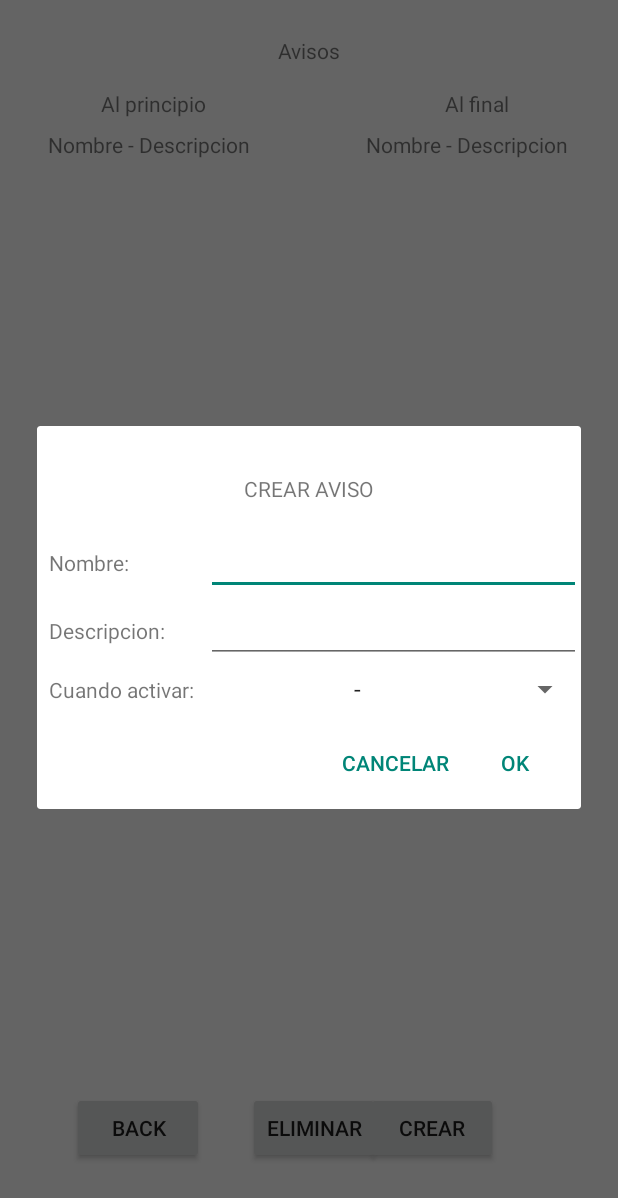
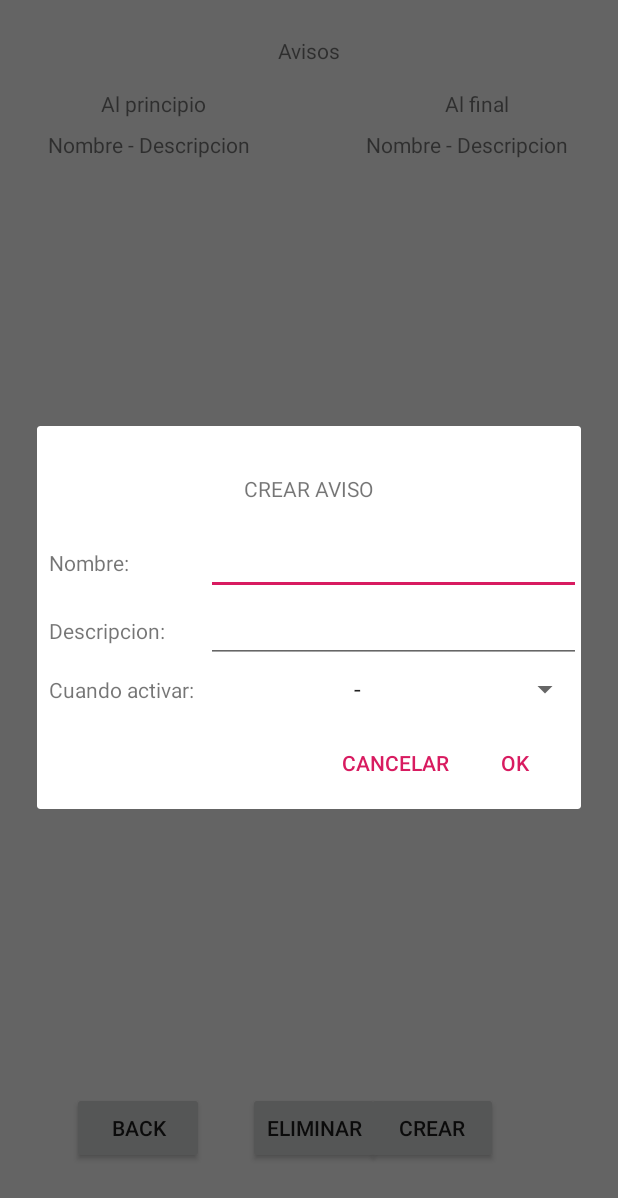
Before and after one commit to MarselBola/IPO3ahh, an Android app: the Avisos screen opened directly, with no data from a screen before it, after a tap on "CREAR", on a phone screen of 412 x 824 dp. Shown: the top 1198 px of the screen. Run offline under Robolectric (Android 15) with nearby library versions, the phone set to English and light mode, and no system bars.

Commit message:
Colores añadidos en el theme

```diff
--- a/app/src/main/AndroidManifest.xml
+++ b/app/src/main/AndroidManifest.xml
@@ -37,7 +37,10 @@
             android:name=".AddMana"
             android:theme="@style/OurTheme">
         </activity>
-        <activity android:name=".InGame">
+        <activity
+            android:name=".InGame"
+            >
+
         </activity>
 
     </application>
--- a/app/src/main/res/values/styles.xml
+++ b/app/src/main/res/values/styles.xml
@@ -2,6 +2,9 @@
 
     <!-- Base application theme. -->
     <style name="OurTheme" parent="@style/Theme.AppCompat.Light.NoActionBar">
+        <item name="colorPrimary">@color/colorPrimary</item>
+        <item name="colorPrimaryDark">@color/colorPrimaryDark</item>
+        <item name="colorAccent">@color/colorAccent</item>
         <item name="android:windowNoTitle">true</item>
         <item name="android:windowActionBar">false</item>
         <item name="android:windowFullscreen">true</item>
```
